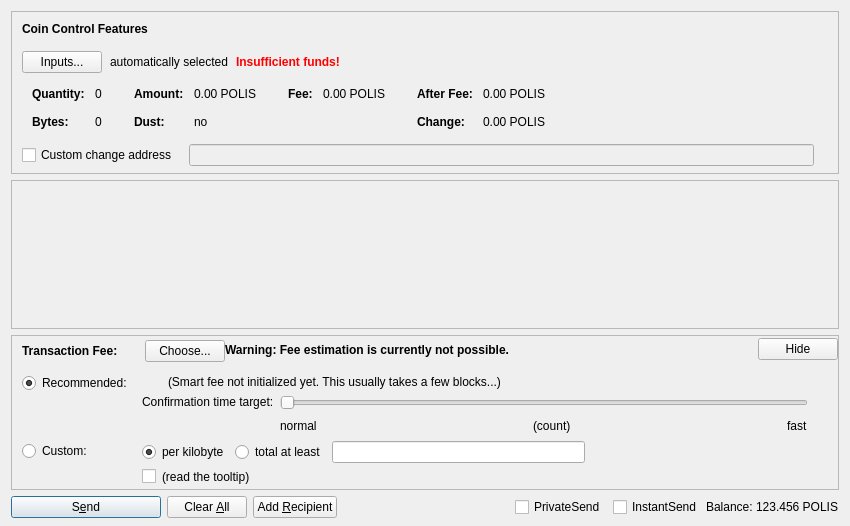
Above: src/qt/forms/sendcoinsdialog.ui from tvl83/MNPCoin-PolisCore before the change. Below: the same form after it.
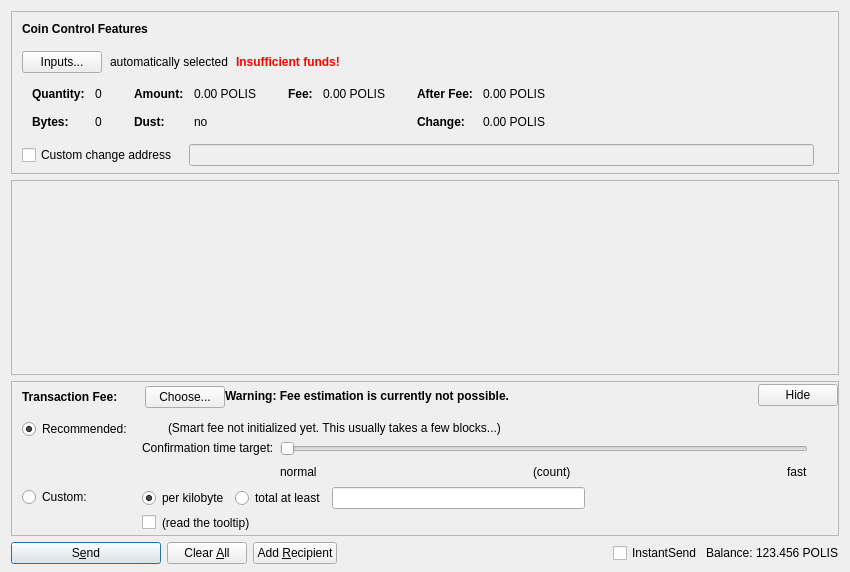
That is the form after the change. Custom widgets are drawn as their Qt base class.

Commit message: Complete GUI - Refactor CSS - Disable PrivateSend (WIP) - GovernanceList

Diff of the .ui file:
```diff
--- a/src/qt/forms/sendcoinsdialog.ui
+++ b/src/qt/forms/sendcoinsdialog.ui
@@ -7,7 +7,7 @@
     <x>0</x>
     <y>0</y>
     <width>850</width>
-    <height>526</height>
+    <height>572</height>
    </rect>
   </property>
   <property name="windowTitle">
@@ -587,8 +587,8 @@
        <rect>
         <x>0</x>
         <y>0</y>
-        <width>830</width>
-        <height>104</height>
+        <width>824</width>
+        <height>69</height>
        </rect>
       </property>
       <layout class="QVBoxLayout" name="verticalLayout_2" stretch="0,1">
@@ -1275,22 +1275,6 @@
        <property name="spacing">
         <number>3</number>
        </property>
-       <item>
-        <widget class="QCheckBox" name="checkUsePrivateSend">
-         <property name="minimumSize">
-          <size>
-           <width>95</width>
-           <height>0</height>
-          </size>
-         </property>
-         <property name="text">
-          <string>PrivateSend</string>
-         </property>
-         <property name="checked">
-          <bool>false</bool>
-         </property>
-        </widget>
-       </item>
        <item>
         <widget class="QCheckBox" name="checkUseInstantSend">
          <property name="enabled">
```
Left out of the diff: 14 changed lines with no effect on the pictures. The commit also changes 67 other files.
